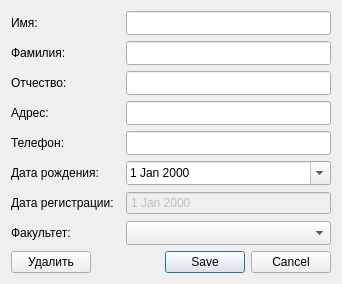
The window that src/editaccountdialog.ui (libjournaldev/libjournal) describes before a commit, drawn with Qt 5.
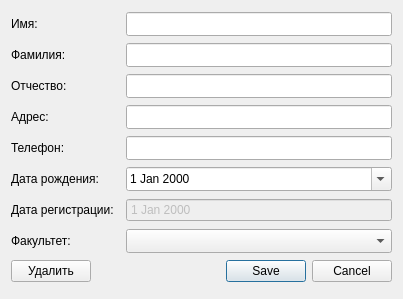
The same window after the commit.

Diff of the .ui file:
```diff
--- a/src/editaccountdialog.ui
+++ b/src/editaccountdialog.ui
@@ -6,8 +6,8 @@
    <rect>
     <x>0</x>
     <y>0</y>
-    <width>342</width>
-    <height>281</height>
+    <width>403</width>
+    <height>299</height>
    </rect>
   </property>
   <property name="windowTitle">
```
Left out of the diff: 6 changed lines with no effect on the pictures.
